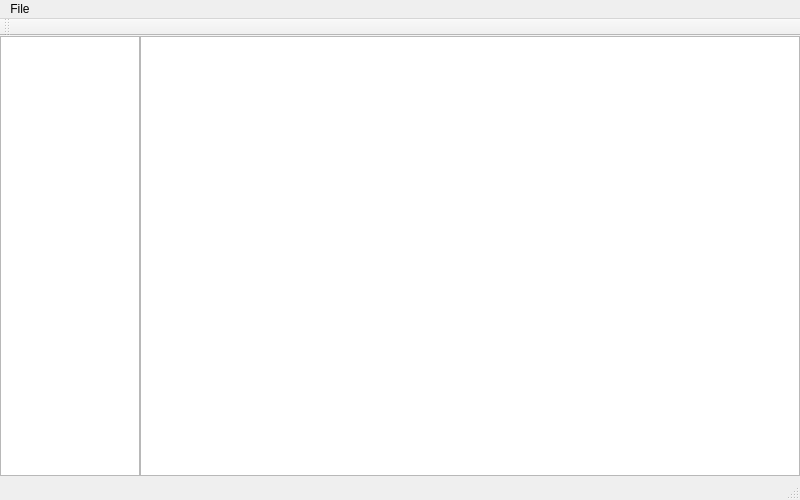
This is app/src/mainwindow.ui in okolevatov/utext as Qt 5 draws it before an edit. The edited form follows.
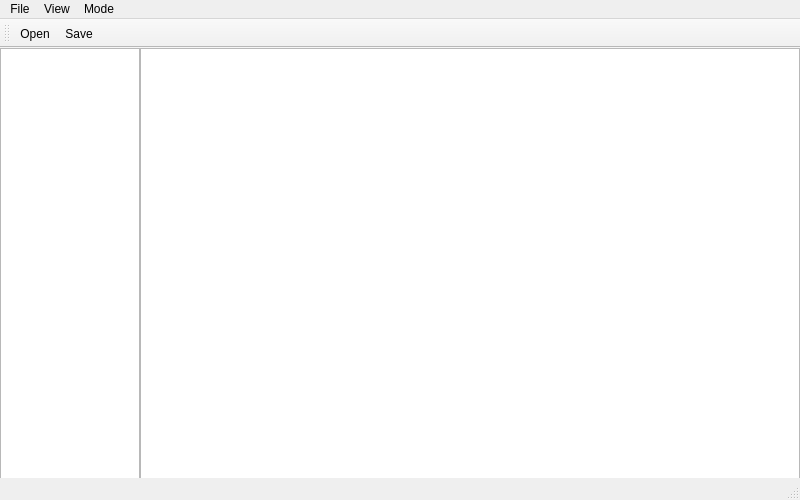
This is the edited form.

Diff of the .ui file:
```diff
--- a/app/src/mainwindow.ui
+++ b/app/src/mainwindow.ui
@@ -39,14 +39,6 @@
    </widget>
   </widget>
   <widget class="QStatusBar" name="statusBar"/>
-  <widget class="QToolBar" name="mainToolBar">
-   <attribute name="toolBarArea">
-    <enum>TopToolBarArea</enum>
-   </attribute>
-   <attribute name="toolBarBreak">
-    <bool>false</bool>
-   </attribute>
-  </widget>
   <widget class="QMenuBar" name="menuBar">
    <property name="geometry">
     <rect>
@@ -60,9 +52,70 @@
     <property name="title">
      <string>File</string>
     </property>
+    <addaction name="actionOpen"/>
+    <addaction name="actionSave"/>
+   </widget>
+   <widget class="QMenu" name="menuView">
+    <property name="title">
+     <string>View</string>
+    </property>
+    <addaction name="actionTheme"/>
+   </widget>
+   <widget class="QMenu" name="menuMode">
+    <property name="title">
+     <string>Mode</string>
+    </property>
+    <addaction name="actionNormal_Mode"/>
+    <addaction name="actionHealth_Care_Mode"/>
+    <addaction name="actionHard_Mode"/>
    </widget>
    <addaction name="menuFile"/>
+   <addaction name="menuView"/>
+   <addaction name="menuMode"/>
   </widget>
+  <widget class="QToolBar" name="mainToolBar">
+   <attribute name="toolBarArea">
+    <enum>TopToolBarArea</enum>
+   </attribute>
+   <attribute name="toolBarBreak">
+    <bool>false</bool>
+   </attribute>
+   <addaction name="actionOpen"/>
+   <addaction name="actionSave"/>
+  </widget>
+  <action name="actionOpen">
+   <property name="text">
+    <string>Open</string>
+   </property>
+   <property name="shortcut">
+    <string>Meta+O</string>
+   </property>
+  </action>
+  <action name="actionSave">
+   <property name="text">
+    <string>Save</string>
+   </property>
+  </action>
+  <action name="actionTheme">
+   <property name="text">
+    <string>Theme</string>
+   </property>
+  </action>
+  <action name="actionNormal_Mode">
+   <property name="text">
+    <string>Normal Mode</string>
+   </property>
+  </action>
+  <action name="actionHealth_Care_Mode">
+   <property name="text">
+    <string>Health Care</string>
+   </property>
+  </action>
+  <action name="actionHard_Mode">
+   <property name="text">
+    <string>Hard Mode</string>
+   </property>
+  </action>
  </widget>
  <layoutdefault spacing="6" margin="11"/>
  <resources/>
```
Left out of the diff: 4 changed lines with no effect on the pictures.
